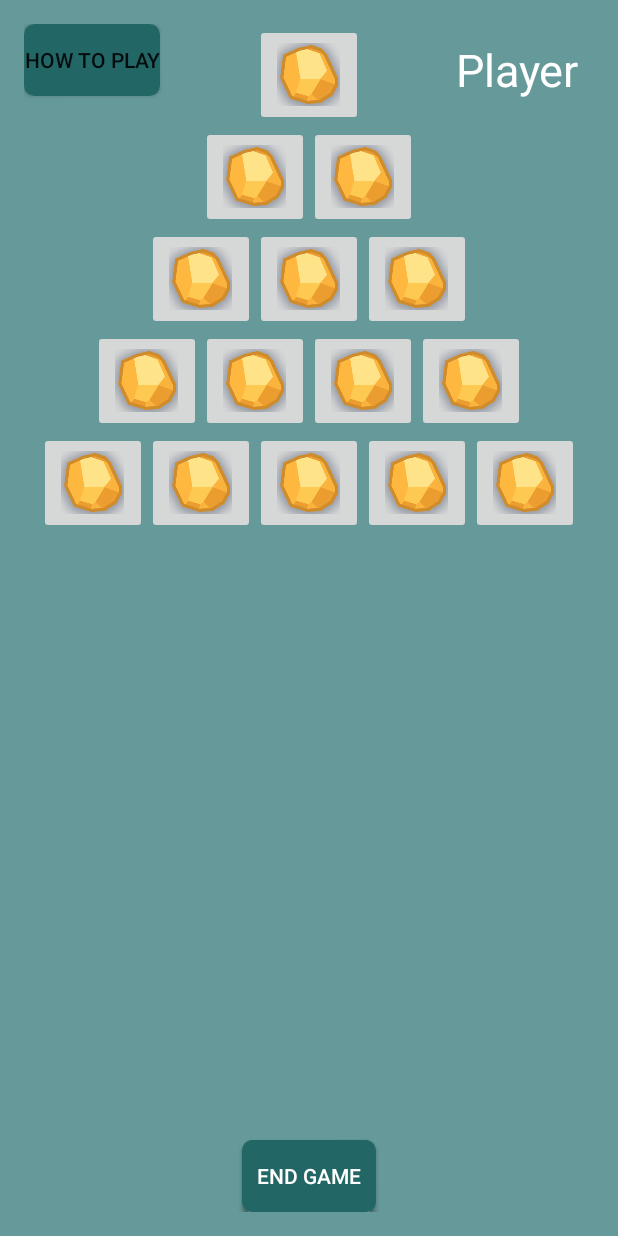
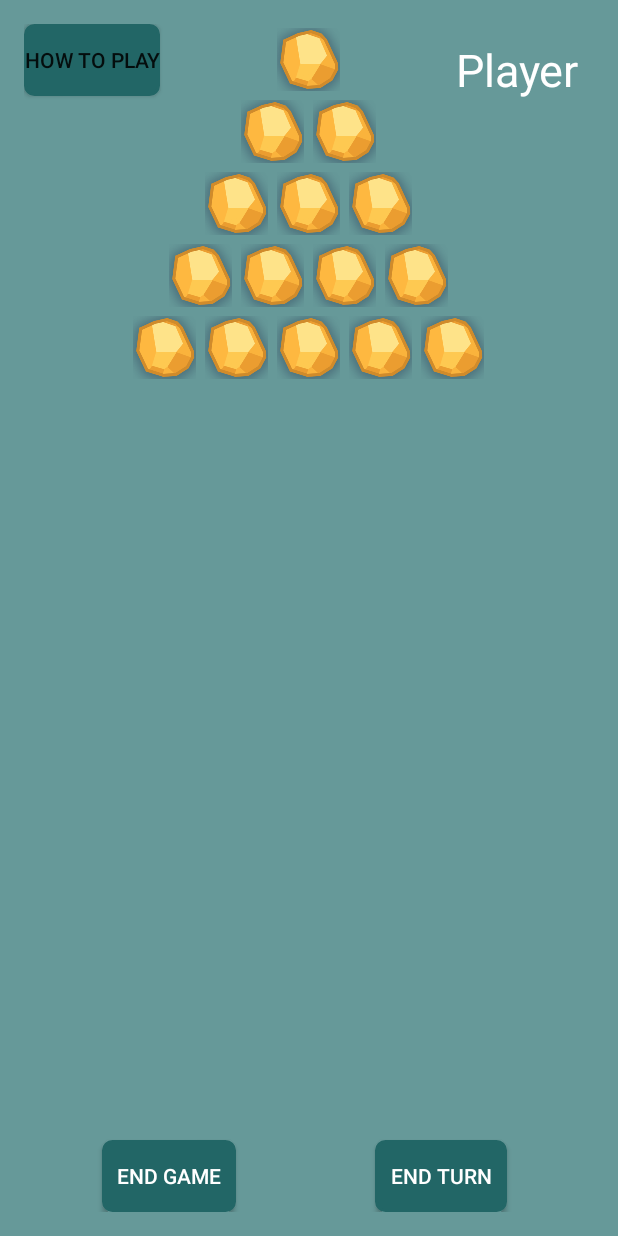
Before and after one commit to nschue/Nim, an Android app: the GameActivity screen opened directly, with no data from a screen before it, on a phone screen of 412 x 824 dp. Run offline under Robolectric (Android 15) with nearby library versions, the phone set to English and light mode, and no system bars; 5 statements that could not run were skipped.

Commit message:
Remove and disable game pieces at end of turn
Adds selected buttons to a list of buttons to be removed at the end of
turn.

```diff
--- a/app/src/main/java/com/example/cam/nim/GameActivity.java
+++ b/app/src/main/java/com/example/cam/nim/GameActivity.java
@@ -9,16 +9,21 @@ import android.widget.Button;
 import android.widget.ImageButton;
 import android.widget.LinearLayout;
 
+import java.util.ArrayList;
+
 public class GameActivity extends Activity
 {
     private GameInfo mGameInfo;
     private Button mEndButton;
+    private Button mEndTurnButton;
     private LinearLayout mGameBoardContainer;
+    private ArrayList<Integer> mSelectedPieces;
 
     @Override
     protected void onCreate(Bundle savedInstanceState) {
         super.onCreate(savedInstanceState);
         setContentView(R.layout.activity_game);
+        mSelectedPieces = new ArrayList<>();
 
         mGameBoardContainer = (LinearLayout) findViewById(R.id.gameboard_container);
         mGameBoardContainer.removeAllViews();
@@ -33,6 +38,23 @@ public class GameActivity extends Activity
             }
         });
 
+        mEndTurnButton = (Button) findViewById(R.id.endTurnButton);
+
+        //Listens for endturn button to be pressed.
+        //Hides and disables buttons that are listed in mSelectedPieces
+        //Needs to check for player turn.
+        mEndTurnButton.setOnClickListener(new View.OnClickListener(){
+            @Override
+            public void onClick(View v)
+            {
+                for(Integer id: mSelectedPieces)
+                {
+                    View selectedButton = findViewById(id);
+                    selectedButton.setEnabled(false);
+                    selectedButton.setVisibility(View.GONE);
+                }
+            }
+        });
 
         /*Unbundles extras passed from OptionsActivity to populate local GameInfo object*/
         Bundle extras = getIntent().getBundleExtra("mBundle");
@@ -53,8 +75,11 @@ public class GameActivity extends Activity
 
     }
 
+    //Creates the gameboard using number of rows.
+    //Each image button is created with an onClickListener to listen for selection.
     private void createGameBoard()
     {
+        int buttonID = 0;
         for( int i = 0; i < mGameInfo.getnRowAmount(); i++)
         {
             LinearLayout temp = new LinearLayout(GameActivity.this);
@@ -67,10 +92,29 @@ public class GameActivity extends Activity
             {
                 ImageButton tempButton = new ImageButton(GameActivity.this);
                 tempButton.setImageResource(R.drawable.game_piece);
+                tempButton.setId(buttonID++);
+                tempButton.setBackground(null);
+                tempButton.setPadding(0,0,0,0);
                 temp.addView(tempButton);
+
+                //If user clicks button, button is added to a list of buttons to be removed.
+                //Needs to check for player turn and if button is in same row.
+                tempButton.setOnClickListener(new ImageButton.OnClickListener()
+                {
+                    @Override
+                    public void onClick(View v)
+                    {
+                        mSelectedPieces.add(v.getId());
+                    }
+                });
             }
             mGameBoardContainer.addView(temp);
         }
 
     }
+
+    private void playGame()
+    {
+
+    }
 }
--- a/app/src/main/res/layout/activity_game.xml
+++ b/app/src/main/res/layout/activity_game.xml
@@ -38,12 +38,13 @@
         android:layout_width="wrap_content"
         android:layout_height="wrap_content"
         android:textColor="#ffffff"
-        android:layout_alignParentBottom="true"
-        android:layout_centerHorizontal="true"
         android:gravity="center"
         android:background="@drawable/button"
         android:padding="10dp"
-        android:text="End Turn"/>
+        android:text="End Turn"
+        android:layout_alignParentBottom="true"
+        android:layout_alignEnd="@+id/gameboard_container"
+        android:layout_marginEnd="58dp"/>
     <!--android:onClick="onEndTurnClick"-->
 
     <!--End GameActivity Button delcaration -->
@@ -52,12 +53,13 @@
         android:layout_height="wrap_content"
         android:id="@+id/end_game_button"
         android:textColor="#ffffff"
-        android:layout_alignParentBottom="true"
-        android:layout_centerHorizontal="true"
         android:gravity="center"
         android:background="@drawable/button"
         android:padding="10dp"
-        android:text="End Game"/>
+        android:text="End Game"
+        android:layout_below="@+id/gameboard_container"
+        android:layout_alignParentStart="true"
+        android:layout_marginStart="52dp"/>
 
     <LinearLayout
         android:layout_width="match_parent"
```
